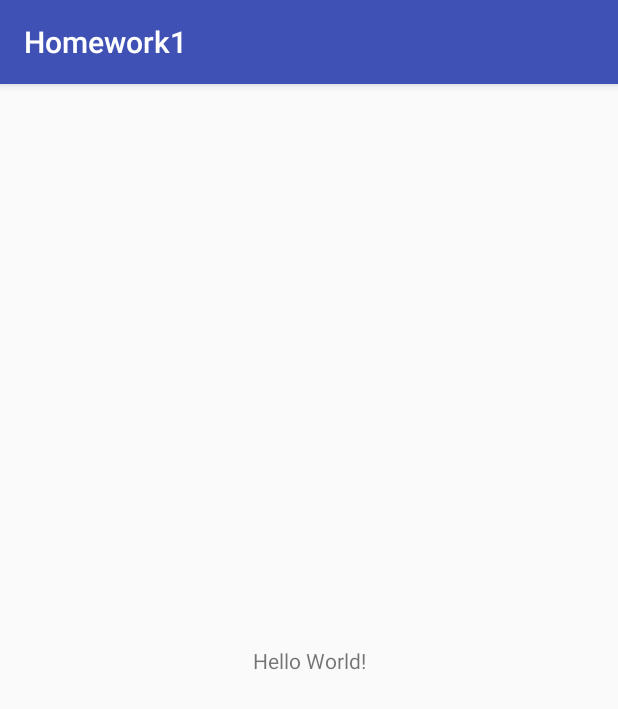
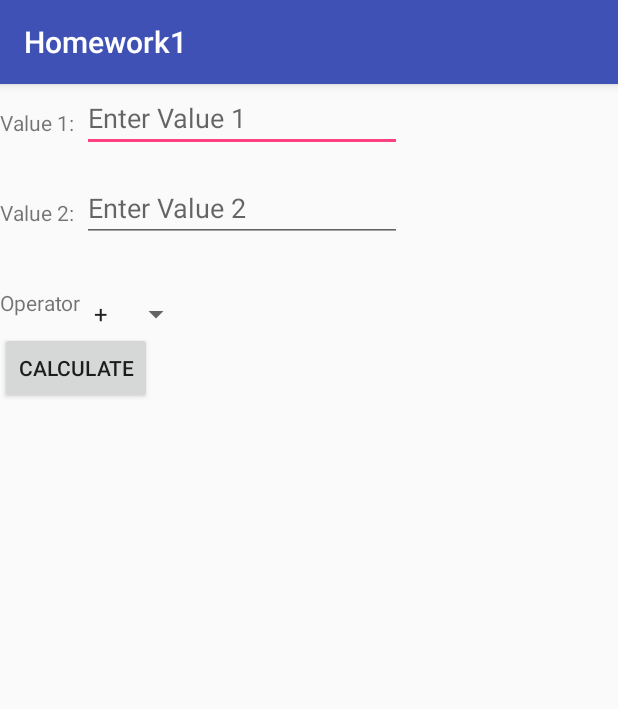
Before and after one commit to pjh26/cs262, an Android app: the screen it shows after launch (MainActivity), on a phone screen of 412 x 824 dp. Shown: the top 709 px of the screen. Run offline under Robolectric (Android 15) with nearby library versions, the phone set to English and light mode, and no system bars.

Commit message:
Added Homework01

```diff
--- a/Homework01/app/src/main/java/edu/calvin/cs262/pjh26/homework1/MainActivity.java
+++ b/Homework01/app/src/main/java/edu/calvin/cs262/pjh26/homework1/MainActivity.java
@@ -2,12 +2,47 @@ package edu.calvin.cs262.pjh26.homework1;
 
 import android.support.v7.app.AppCompatActivity;
 import android.os.Bundle;
+import android.util.Log;
+import android.view.View;
+import android.widget.EditText;
+import android.widget.Spinner;
+import android.widget.TextView;
+
+import static java.lang.Integer.parseInt;
 
 public class MainActivity extends AppCompatActivity {
+
+    private static final String LOG_TAG = MainActivity.class.getSimpleName();
 
     @Override
     protected void onCreate(Bundle savedInstanceState) {
         super.onCreate(savedInstanceState);
         setContentView(R.layout.activity_main);
     }
+
+    public void Calculate(View view) {
+        EditText textValue1 = (EditText) findViewById(R.id.editText);
+        EditText textValue2 = (EditText) findViewById(R.id.editText2);
+        Integer value1 = parseInt(textValue1.getText().toString());
+        Integer value2 = parseInt(textValue2.getText().toString());
+
+        Spinner operator = (Spinner) findViewById(R.id.spinner3);
+        String operStr = operator.getSelectedItem().toString();
+
+        int output = 0;
+
+        if (operStr.equals("+")) {
+            output = value1 + value2;
+        } else if (operStr.equals("-")) {
+            output = value1 - value2;
+        } else if (operStr.equals("*")) {
+            output = value1 * value2;
+        } else if (operStr.equals("/")) {
+            output = value1 / value2;
+        }
+
+        TextView outputTextView = (TextView) findViewById(R.id.textView5);
+
+        outputTextView.setText(Integer.toString(output));
+    }
 }
--- a/Homework01/app/src/main/res/layout/activity_main.xml
+++ b/Homework01/app/src/main/res/layout/activity_main.xml
@@ -1,18 +1,98 @@
 <?xml version="1.0" encoding="utf-8"?>
-<android.support.constraint.ConstraintLayout xmlns:android="http://schemas.android.com/apk/res/android"
+<RelativeLayout xmlns:android="http://schemas.android.com/apk/res/android"
     xmlns:app="http://schemas.android.com/apk/res-auto"
     xmlns:tools="http://schemas.android.com/tools"
     android:layout_width="match_parent"
     android:layout_height="match_parent"
     tools:context=".MainActivity">
 
-    <TextView
+
+    <EditText
+        android:id="@+id/editText"
         android:layout_width="wrap_content"
         android:layout_height="wrap_content"
-        android:text="Hello World!"
-        app:layout_constraintBottom_toBottomOf="parent"
-        app:layout_constraintLeft_toLeftOf="parent"
-        app:layout_constraintRight_toRightOf="parent"
-        app:layout_constraintTop_toTopOf="parent" />
+        android:layout_toEndOf="@+id/textView3"
+        android:layout_toRightOf="@+id/textView3"
+        android:layout_marginStart="5dp"
+        android:layout_marginLeft="5dp"
+        android:ems="10"
+        android:inputType="numberSigned"
+        android:hint="@string/hint1" />
 
-</android.support.constraint.ConstraintLayout>
+    <EditText
+        android:id="@+id/editText2"
+        android:layout_width="wrap_content"
+        android:layout_height="wrap_content"
+        android:layout_alignStart="@+id/editText"
+        android:layout_alignLeft="@+id/editText"
+        android:layout_alignBottom="@+id/editText"
+        android:layout_marginBottom="-60dp"
+        android:ems="10"
+        android:inputType="numberSigned"
+        android:hint="@string/hint2" />
+
+    <TextView
+        android:id="@+id/textView2"
+        android:layout_width="wrap_content"
+        android:layout_height="wrap_content"
+        android:layout_alignParentTop="true"
+        android:layout_marginTop="16dp"
+        android:layout_alignParentStart="true"
+        android:layout_alignParentLeft="true"
+        android:text="@string/val1" />
+
+    <TextView
+        android:id="@+id/textView3"
+        android:layout_width="wrap_content"
+        android:layout_height="wrap_content"
+        android:layout_alignBottom="@+id/textView2"
+        android:layout_marginBottom="-60dp"
+        android:layout_alignParentStart="true"
+        android:layout_alignParentLeft="true"
+        android:text="@string/val2" />
+
+    <TextView
+        android:id="@+id/textView4"
+        android:layout_width="wrap_content"
+        android:layout_height="wrap_content"
+        android:layout_alignBottom="@+id/textView3"
+        android:layout_marginBottom="-60dp"
+        android:layout_alignParentStart="true"
+        android:layout_alignParentLeft="true"
+        android:text="@string/operator" />
+
+    <Spinner
+        android:id="@+id/spinner3"
+        android:layout_width="wrap_content"
+        android:layout_height="wrap_content"
+        android:layout_alignBottom="@+id/editText2"
+        android:layout_marginBottom="-60dp"
+        android:layout_alignStart="@+id/editText"
+        android:layout_alignLeft="@id/editText"
+        android:layout_marginTop="60dp"
+        android:entries="@array/operatorArray"
+        android:prompt="@string/operatorPrompt" />
+
+    <Button
+        android:id="@+id/button18"
+        android:layout_width="wrap_content"
+        android:layout_height="wrap_content"
+        android:layout_below="@+id/spinner3"
+        android:layout_alignParentStart="true"
+        android:layout_alignParentLeft="true"
+        android:layout_marginTop="60dp"
+        android:text="@string/buttonStr"
+        android:onClick="Calculate"/>
+
+    <TextView
+        android:id="@+id/textView5"
+        android:layout_width="wrap_content"
+        android:layout_height="wrap_content"
+        android:layout_alignBottom="@+id/button18"
+        android:layout_marginBottom="10dp"
+        android:layout_toEndOf="@+id/button18"
+        android:layout_toRightOf="@+id/button18"
+        android:layout_marginStart="10dp"
+        android:layout_marginLeft="10dp"/>
+
+</RelativeLayout>
--- a/Homework01/app/src/main/res/values/strings.xml
+++ b/Homework01/app/src/main/res/values/strings.xml
@@ -1,3 +1,17 @@
 <resources>
     <string name="app_name">Homework1</string>
+    <string name="val1">Value 1:</string>
+    <string name="val2">Value 2:</string>
+    <string name="hint1">Enter Value 1</string>
+    <string name="hint2">Enter Value 2</string>
+    <string name="operator">Operator</string>
+    <string name="operatorPrompt">Choose an Operator</string>
+    <string name="buttonStr">Calculate</string>
+    <string-array name="operatorArray">
+        <item>+</item>
+        <item>-</item>
+        <item>*</item>
+        <item>/</item>
+    </string-array>
+
 </resources>
```
Also changed, not shown: 3 other files.
